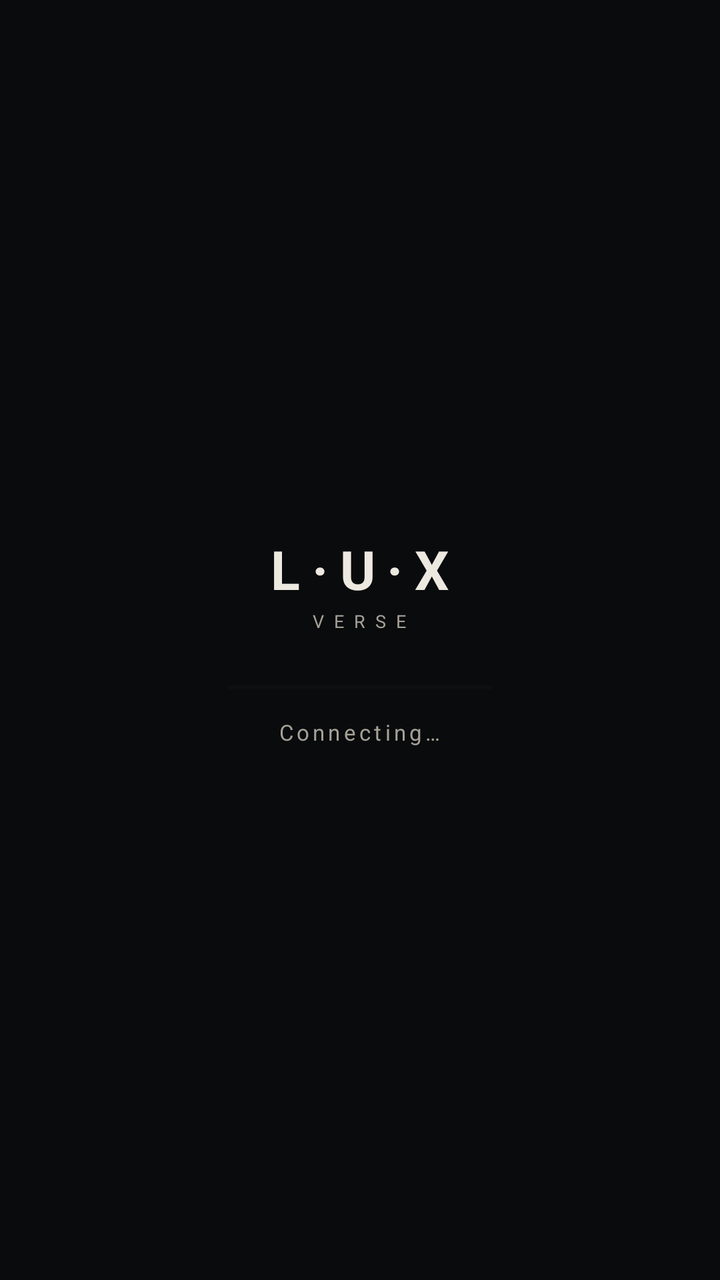
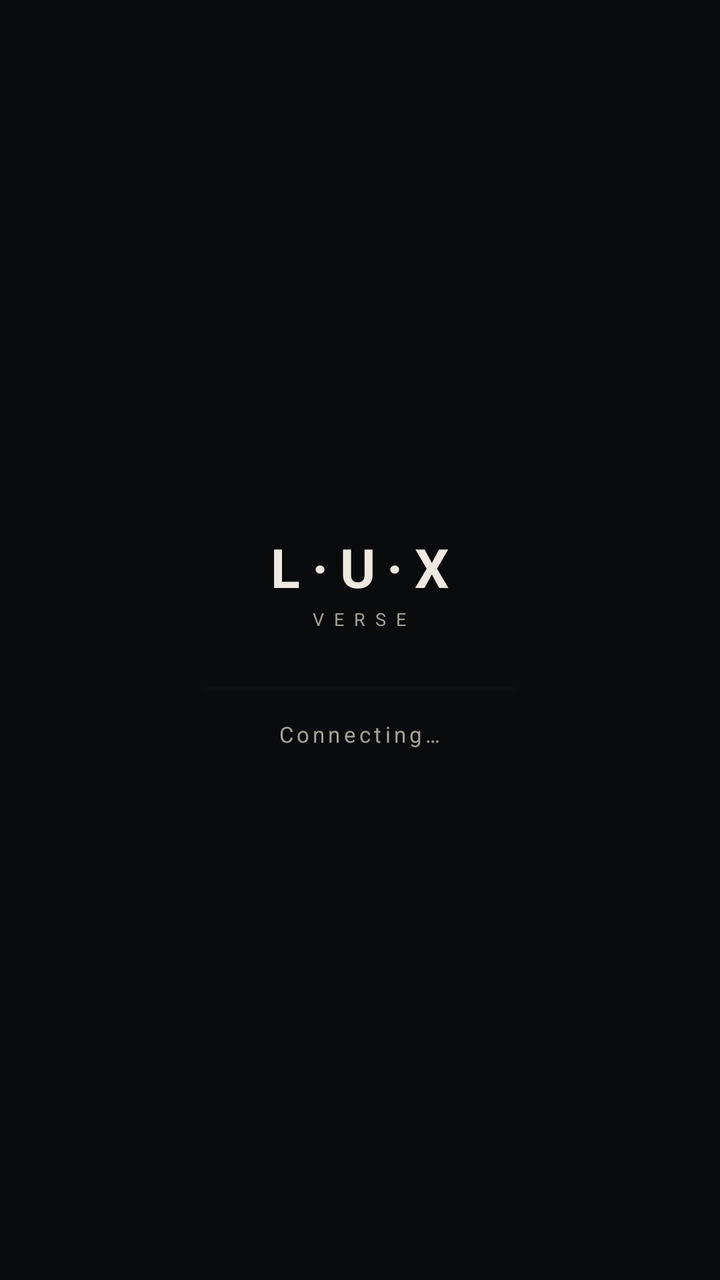

An Android layout rendered at two revisions. The XML below is the earlier revision; the diff shows what the commit changed to produce the second picture.
<!-- AndroidManifest.xml: application theme Theme.LuxVerse -->
<!-- res/layout/activity_main.xml -->
<?xml version="1.0" encoding="utf-8"?>
<FrameLayout xmlns:android="http://schemas.android.com/apk/res/android"
    android:id="@+id/root"
    android:layout_width="match_parent"
    android:layout_height="match_parent"
    android:background="@color/lux_background">

    <WebView
        android:id="@+id/web"
        android:layout_width="match_parent"
        android:layout_height="match_parent" />

    
    <ImageButton
        android:id="@+id/backBtn"
        android:layout_width="44dp"
        android:layout_height="44dp"
        android:layout_gravity="bottom|start"
        android:layout_margin="16dp"
        android:background="@drawable/bg_lux_back"
        android:contentDescription="@string/back"
        android:elevation="6dp"
        android:scaleType="center"
        android:src="@drawable/ic_lux_back"
        android:visibility="gone" />

    
    <ProgressBar
        android:id="@+id/progress"
        style="?android:attr/progressBarStyleHorizontal"
        android:layout_width="match_parent"
        android:layout_height="2dp"
        android:layout_gravity="top"
        android:indeterminate="false"
        android:max="100"
        android:progress="0"
        android:progressBackgroundTint="@android:color/transparent"
        android:progressTint="@color/lux_accent" />

    
    <LinearLayout
        android:id="@+id/veil"
        android:layout_width="match_parent"
        android:layout_height="match_parent"
        android:background="@color/lux_background"
        android:clickable="true"
        android:focusable="true"
        android:gravity="center"
        android:orientation="vertical"
        android:padding="28dp">

        <TextView
            android:layout_width="wrap_content"
            android:layout_height="wrap_content"
            android:letterSpacing="0.22"
            android:text="@string/mark"
            android:textColor="@color/lux_text"
            android:textSize="27sp"
            android:textStyle="bold" />

        <TextView
            android:layout_width="wrap_content"
            android:layout_height="wrap_content"
            android:layout_marginTop="2dp"
            android:letterSpacing="0.55"
            android:text="@string/mark_sub"
            android:textColor="@color/lux_text_muted"
            android:textSize="9sp" />

        <ProgressBar
            android:id="@+id/veilProgress"
            style="?android:attr/progressBarStyleHorizontal"
            android:layout_width="132dp"
            android:layout_height="2dp"
            android:layout_marginTop="26dp"
            android:indeterminate="false"
            android:max="100"
            android:progress="0"
            android:progressBackgroundTint="@color/lux_surface"
            android:progressTint="@color/lux_accent" />

        <TextView
            android:id="@+id/veilStatus"
            android:layout_width="wrap_content"
            android:layout_height="wrap_content"
            android:layout_marginTop="14dp"
            android:letterSpacing="0.16"
            android:text="@string/loading_connecting"
            android:textColor="@color/lux_text_muted"
            android:textSize="11sp" />
    </LinearLayout>

    
    <LinearLayout
        android:id="@+id/offline"
        android:layout_width="match_parent"
        android:layout_height="match_parent"
        android:background="@color/lux_background"
        android:gravity="center"
        android:orientation="vertical"
        android:padding="28dp"
        android:visibility="gone">

        <TextView
            android:layout_width="wrap_content"
            android:layout_height="wrap_content"
            android:letterSpacing="0.22"
            android:text="@string/mark"
            android:textColor="@color/lux_text"
            android:textSize="22sp"
            android:textStyle="bold" />

        <TextView
            android:id="@+id/offlineTitle"
            android:layout_width="wrap_content"
            android:layout_height="wrap_content"
            android:layout_marginTop="20dp"
            android:gravity="center"
            android:text="@string/offline_title"
            android:textColor="@color/lux_text"
            android:textSize="19sp"
            android:textStyle="bold" />

        <TextView
            android:id="@+id/offlineText"
            android:layout_width="match_parent"
            android:layout_height="wrap_content"
            android:layout_marginTop="10dp"
            android:gravity="center"
            android:lineSpacingExtra="3dp"
            android:text="@string/offline_text"
            android:textColor="@color/lux_text_muted"
            android:textSize="14sp" />

        <Button
            android:id="@+id/retry"
            style="@style/LuxButton"
            android:layout_width="wrap_content"
            android:layout_height="wrap_content"
            android:layout_marginTop="26dp"
            android:text="@string/retry" />

        <Button
            android:id="@+id/openInBrowser"
            style="@style/LuxButton.Quiet"
            android:layout_width="wrap_content"
            android:layout_height="wrap_content"
            android:layout_marginTop="10dp"
            android:text="@string/open_in_browser" />
    </LinearLayout>

</FrameLayout>
<!-- resources referenced by this layout -->
<resources>
  <color name="lux_accent">#D8A93C</color>
  <color name="lux_background">#0A0B0D</color>
  <color name="lux_surface">#15181B</color>
  <color name="lux_text">#EDE9E0</color>
  <color name="lux_text_muted">#A5A197</color>
  <!-- drawable bg_lux_back (drawable) -->
  <?xml version="1.0" encoding="utf-8"?>
  <shape xmlns:android="http://schemas.android.com/apk/res/android"
      android:shape="oval">
      <solid android:color="#E60C0D10" />
      <stroke android:width="1dp" android:color="#33FFFFFF" />
  </shape>
  <!-- drawable ic_lux_back (drawable) -->
  <?xml version="1.0" encoding="utf-8"?>
  <vector xmlns:android="http://schemas.android.com/apk/res/android"
      android:width="24dp"
      android:height="24dp"
      android:viewportWidth="24"
      android:viewportHeight="24">
      <path
          android:pathData="M19,12 L5,12 M12,19 L5,12 L12,5"
          android:strokeColor="#F2EFE8"
          android:strokeWidth="2"
          android:strokeLineCap="round"
          android:strokeLineJoin="round"
          android:fillColor="#00000000" />
  </vector>
  <string name="back">Back</string>
  <string name="loading_connecting">Connecting…</string>
  <string name="mark">L·U·X</string>
  <string name="mark_sub">VERSE</string>
  <string name="offline_text">It is a problem on our side, not on your phone. Try again in a few seconds: nothing you did was lost.</string>
  <string name="offline_title">The site is not answering</string>
  <string name="open_in_browser">Open in browser</string>
  <string name="retry">Try again</string>
  <style name="LuxButton" parent="Widget.AppCompat.Button">
          <item name="android:textColor">@color/lux_accent_light</item>
          <item name="android:background">@drawable/bg_button</item>
          <item name="android:paddingLeft">22dp</item>
          <item name="android:paddingRight">22dp</item>
          <item name="android:minHeight">48dp</item>
          <item name="android:letterSpacing">0.04</item>
      </style>
  <style name="LuxButton.Quiet" parent="LuxButton">
          <item name="android:textColor">@color/lux_text_muted</item>
      </style>
  <style name="Theme.LuxVerse" parent="Theme.LuxVerse.Base" />
  <color name="lux_accent_light">#F0CE86</color>
  <!-- drawable bg_button (drawable) -->
  <?xml version="1.0" encoding="utf-8"?>
  <shape xmlns:android="http://schemas.android.com/apk/res/android"
      android:shape="rectangle">
      <solid android:color="@color/lux_surface" />
      <stroke android:width="1dp" android:color="@color/lux_accent" />
      <corners android:radius="8dp" />
  </shape>
  <style name="Theme.LuxVerse.Base" parent="Theme.AppCompat.NoActionBar">
          <item name="android:windowBackground">@color/lux_background</item>
          <item name="android:colorBackground">@color/lux_background</item>
          <item name="android:textColorPrimary">@color/lux_text</item>
          <item name="android:textColorSecondary">@color/lux_text_muted</item>
          <item name="android:statusBarColor">@color/lux_background</item>
          <item name="android:navigationBarColor">@color/lux_background</item>
          <item name="android:windowLightStatusBar">false</item>
          <item name="colorAccent">@color/lux_accent</item>
          <item name="android:windowAnimationStyle">@android:style/Animation.Activity</item>
      </style>
</resources>

<!-- the commit's change to res/layout/activity_main.xml (unified diff, before → after) -->
@@ -16,7 +16,8 @@
         android:layout_width="44dp"
         android:layout_height="44dp"
         android:layout_gravity="bottom|start"
-        android:layout_margin="16dp"
+        android:layout_marginStart="14dp"
+        android:layout_marginBottom="96dp"
         android:background="@drawable/bg_lux_back"
         android:contentDescription="@string/back"
         android:elevation="6dp"
@@ -50,6 +51,7 @@
         android:padding="28dp">
 
         <TextView
+            android:id="@+id/veilMark"
             android:layout_width="wrap_content"
             android:layout_height="wrap_content"
             android:letterSpacing="0.22"
@@ -70,9 +72,9 @@
         <ProgressBar
             android:id="@+id/veilProgress"
             style="?android:attr/progressBarStyleHorizontal"
-            android:layout_width="132dp"
+            android:layout_width="156dp"
             android:layout_height="2dp"
-            android:layout_marginTop="26dp"
+            android:layout_marginTop="28dp"
             android:indeterminate="false"
             android:max="100"
             android:progress="0"
@@ -88,6 +90,18 @@
             android:text="@string/loading_connecting"
             android:textColor="@color/lux_text_muted"
             android:textSize="11sp" />
+
+        
+        <TextView
+            android:id="@+id/veilXmas"
+            android:layout_width="wrap_content"
+            android:layout_height="wrap_content"
+            android:layout_marginTop="18dp"
+            android:letterSpacing="0.08"
+            android:text="@string/xmas_note"
+            android:textColor="@color/lux_xmas_accent"
+            android:textSize="12sp"
+            android:visibility="gone" />
     </LinearLayout>
 
     
<!-- resource entries referenced after the edit -->
@@ -5,6 +5,7 @@
   <color name="lux_surface">#15181B</color>
   <color name="lux_text">#EDE9E0</color>
   <color name="lux_text_muted">#A5A197</color>
+  <color name="lux_xmas_accent">#C8102E</color>
   <!-- drawable bg_lux_back (drawable) -->
   <?xml version="1.0" encoding="utf-8"?>
   <shape xmlns:android="http://schemas.android.com/apk/res/android"
@@ -35,6 +36,7 @@
   <string name="offline_title">The site is not answering</string>
   <string name="open_in_browser">Open in browser</string>
   <string name="retry">Try again</string>
+  <string name="xmas_note">Merry Christmas from L.U.X. Verse</string>
   <style name="LuxButton" parent="Widget.AppCompat.Button">
           <item name="android:textColor">@color/lux_accent_light</item>
           <item name="android:background">@drawable/bg_button</item>
